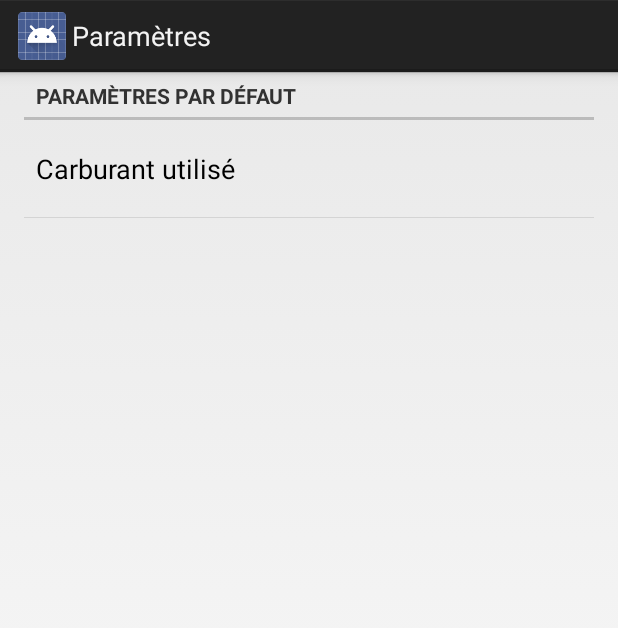
After one commit to yllieth/app_consauto, an Android app: the SettingsActivity screen opened directly, with no data from a screen before it, on a phone screen of 412 x 824 dp. The commit adds this screen. Shown: the top 628 px of the screen. Run offline under Robolectric (Android 15) with nearby library versions, the phone set to English and light mode, and no system bars.

Commit message:
[CONFIG] Page de configuration [CONFIG] carburants

```diff
--- /dev/null
+++ b/Consauto/src/main/java/syl/consauto/app/SettingsActivity.java
@@ -0,0 +1,203 @@
+package syl.consauto.app;
+
+import android.annotation.TargetApi;
+import android.content.Context;
+import android.content.res.Configuration;
+import android.media.Ringtone;
+import android.media.RingtoneManager;
+import android.net.Uri;
+import android.os.Build;
+import android.os.Bundle;
+import android.preference.ListPreference;
+import android.preference.Preference;
+import android.preference.PreferenceActivity;
+import android.preference.PreferenceFragment;
+import android.preference.PreferenceManager;
+import android.preference.RingtonePreference;
+import android.text.TextUtils;
+import android.util.Log;
+
+import java.util.List;
+
+/**
+ * A {@link PreferenceActivity} that presents a set of application settings. On
+ * handset devices, settings are presented as a single list. On tablets,
+ * settings are split by category, with category headers shown to the left of
+ * the list of settings.
+ * <p>
+ * See <a href="http://developer.android.com/design/patterns/settings.html">
+ * Android Design: Settings</a> for design guidelines and the <a
+ * href="http://developer.android.com/guide/topics/ui/settings.html">Settings
+ * API Guide</a> for more information on developing a Settings UI.
+ */
+public class SettingsActivity extends PreferenceActivity {
+    /**
+     * Determines whether to always show the simplified settings UI, where
+     * settings are presented in a single list. When false, settings are shown
+     * as a master/detail two-pane view on tablets. When true, a single pane is
+     * shown on tablets.
+     */
+    private static final boolean ALWAYS_SIMPLE_PREFS = false;
+
+
+    @Override
+    protected void onPostCreate(Bundle savedInstanceState) {
+        Log.i("SettingsActivity", "onPostCreate");
+
+        super.onPostCreate(savedInstanceState);
+
+        setupSimplePreferencesScreen();
+    }
+
+    /**
+     * Shows the simplified settings UI if the device configuration if the
+     * device configuration dictates that a simplified, single-pane UI should be
+     * shown.
+     */
+    private void setupSimplePreferencesScreen() {
+        if (!isSimplePreferences(this)) {
+            return;
+        }
+
+        // In the simplified UI, fragments are not used at all and we instead
+        // use the older PreferenceActivity APIs.
+
+        // Add 'defaults' preferences.
+        addPreferencesFromResource(R.xml.pref_defaults);
+
+
+        // Bind the summaries of EditText/List/Dialog/Ringtone preferences to
+        // their values. When their values change, their summaries are updated
+        // to reflect the new value, per the Android Design guidelines.
+        bindPreferenceSummaryToValue(findPreference("liste_carburants"));
+    }
+
+    /** {@inheritDoc} */
+    @Override
+    public boolean onIsMultiPane() {
+        return isXLargeTablet(this) && !isSimplePreferences(this);
+    }
+
+    /**
+     * Helper method to determine if the device has an extra-large screen. For
+     * example, 10" tablets are extra-large.
+     */
+    private static boolean isXLargeTablet(Context context) {
+        return (context.getResources().getConfiguration().screenLayout
+        & Configuration.SCREENLAYOUT_SIZE_MASK) >= Configuration.SCREENLAYOUT_SIZE_XLARGE;
+    }
+
+    /**
+     * Determines whether the simplified settings UI should be shown. This is
+     * true if this is forced via {@link #ALWAYS_SIMPLE_PREFS}, or the device
+     * doesn't have newer APIs like {@link PreferenceFragment}, or the device
+     * doesn't have an extra-large screen. In these cases, a single-pane
+     * "simplified" settings UI should be shown.
+     */
+    private static boolean isSimplePreferences(Context context) {
+        return ALWAYS_SIMPLE_PREFS
+                || Build.VERSION.SDK_INT < Build.VERSION_CODES.HONEYCOMB
+                || !isXLargeTablet(context);
+    }
+
+    /** {@inheritDoc} */
+    @Override
+    @TargetApi(Build.VERSION_CODES.HONEYCOMB)
+    public void onBuildHeaders(List<Header> target) {
+        if (!isSimplePreferences(this)) {
+            loadHeadersFromResource(R.xml.pref_headers, target);
+        }
+    }
+
+    /**
+     * A preference value change listener that updates the preference's summary
+     * to reflect its new value.
+     */
+    private static Preference.OnPreferenceChangeListener sBindPreferenceSummaryToValueListener = new Preference.OnPreferenceChangeListener() {
+        @Override
+        public boolean onPreferenceChange(Preference preference, Object value) {
+            String stringValue = value.toString();
+
+            if (preference instanceof ListPreference) {
+                // For list preferences, look up the correct display value in
+                // the preference's 'entries' list.
+                ListPreference listPreference = (ListPreference) preference;
+                int index = listPreference.findIndexOfValue(stringValue);
+
+                // Set the summary to reflect the new value.
+                preference.setSummary(
+                        index >= 0
+                                ? listPreference.getEntries()[index]
+                                : null);
+
+            } else if (preference instanceof RingtonePreference) {
+                // For ringtone preferences, look up the correct display value
+                // using RingtoneManager.
+                if (TextUtils.isEmpty(stringValue)) {
+                    // Empty values correspond to 'silent' (no ringtone).
+                    //preference.setSummary(R.string.pref_ringtone_silent);
+
+                } else {
+                    Ringtone ringtone = RingtoneManager.getRingtone(
+                            preference.getContext(), Uri.parse(stringValue));
+
+                    if (ringtone == null) {
+                        // Clear the summary if there was a lookup error.
+                        preference.setSummary(null);
+                    } else {
+                        // Set the summary to reflect the new ringtone display
+                        // name.
+                        String name = ringtone.getTitle(preference.getContext());
+                        preference.setSummary(name);
+                    }
+                }
+
+            } else {
+                // For all other preferences, set the summary to the value's
+                // simple string representation.
+                preference.setSummary(stringValue);
+            }
+            return true;
+        }
+    };
+
+    /**
+     * Binds a preference's summary to its value. More specifically, when the
+     * preference's value is changed, its summary (line of text below the
+     * preference title) is updated to reflect the value. The summary is also
+     * immediately updated upon calling this method. The exact display format is
+     * dependent on the type of preference.
+     *
+     * @see #sBindPreferenceSummaryToValueListener
+     */
+    private static void bindPreferenceSummaryToValue(Preference preference) {
+        // Set the listener to watch for value changes.
+        preference.setOnPreferenceChangeListener(sBindPreferenceSummaryToValueListener);
+
+        // Trigger the listener immediately with the preference's
+        // current value.
+        sBindPreferenceSummaryToValueListener.onPreferenceChange(preference,
+                PreferenceManager
+                        .getDefaultSharedPreferences(preference.getContext())
+                        .getString(preference.getKey(), ""));
+    }
+
+    /**
+     * This fragment shows defaults preferences only. It is used when the
+     * activity is showing a two-pane settings UI.
+     */
+    @TargetApi(Build.VERSION_CODES.HONEYCOMB)
+    public static class DefaultsPreferenceFragment extends PreferenceFragment {
+        @Override
+        public void onCreate(Bundle savedInstanceState) {
+            super.onCreate(savedInstanceState);
+            addPreferencesFromResource(R.xml.pref_defaults);
+
+            // Bind the summaries of EditText/List/Dialog/Ringtone preferences
+            // to their values. When their values change, their summaries are
+            // updated to reflect the new value, per the Android Design
+            // guidelines.
+            bindPreferenceSummaryToValue(findPreference("liste_carburants"));
+        }
+    }
+}
--- a/Consauto/src/main/res/values/strings.xml
+++ b/Consauto/src/main/res/values/strings.xml
@@ -2,7 +2,9 @@
 <resources>
 
     <string name="app_name">consauto</string>
-    <string name="action_settings">Settings</string>
+    <string name="action_settings">Paramètres</string>
     <string name="hello_world">Hello world!</string>
 
+    <string name="pref_header_defaults">Paramètres par défaut</string>
+
 </resources>
--- /dev/null
+++ b/Consauto/src/main/res/values/strings_activity_settings.xml
@@ -0,0 +1,14 @@
+<resources>
+    <!-- GLOBAL -->
+    <string-array name="liste_carburants">
+        <item>Sans plomb 95</item>
+        <item>Sans plomb 95 E10</item>
+        <item>Sans plomb 98</item>
+        <item>Gazoil</item>
+        <item>GPL</item>
+    </string-array>
+
+    <!-- PARAMETRES PAR DEFAUT -->
+    <string name="pref_defaults_carburant_titre">Carburant utilisé</string>
+    <string name="pref_defaults_carburant_defaut">Sans plomb 95</string>
+</resources>
--- /dev/null
+++ b/Consauto/src/main/res/xml/pref_defaults.xml
@@ -0,0 +1,16 @@
+<PreferenceScreen xmlns:android="http://schemas.android.com/apk/res/android">
+
+    <!-- NOTE: Hide buttons to simplify the UI. Users can touch outside the dialog to dismiss it. -->
+    <!-- NOTE: ListPreference's summary should be set to its value by the activity code. -->
+    <PreferenceCategory android:title="@string/pref_header_defaults">
+        <ListPreference
+            android:key="liste_carburants"
+            android:title="@string/pref_defaults_carburant_titre"
+            android:defaultValue="-1"
+            android:entries="@array/liste_carburants"
+            android:entryValues="@array/liste_carburants"
+            android:negativeButtonText="@null"
+            android:positiveButtonText="@null" />
+    </PreferenceCategory>
+
+</PreferenceScreen>
--- /dev/null
+++ b/Consauto/src/main/res/xml/pref_headers.xml
@@ -0,0 +1,8 @@
+<preference-headers xmlns:android="http://schemas.android.com/apk/res/android">
+
+    <!-- These settings headers are only used on tablets. -->
+
+    <header android:fragment="syl.consauto.app.SettingsActivity$DefaultsPreferenceFragment"
+            android:title="@string/pref_defaults_carburant_titre" />
+
+</preference-headers>
```
Also changed, not shown: Consauto/src/main/AndroidManifest.xml (+6 -2 lines), Consauto/src/main/java/syl/consauto/app/MainActivity.java (+13 -0 lines).
